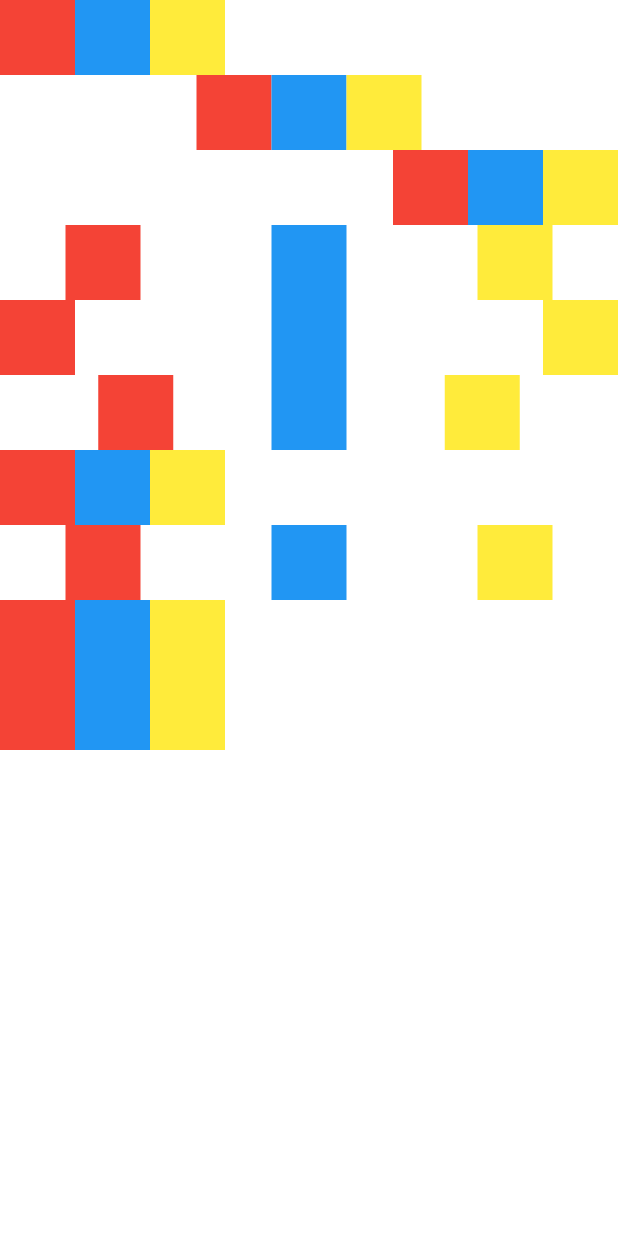
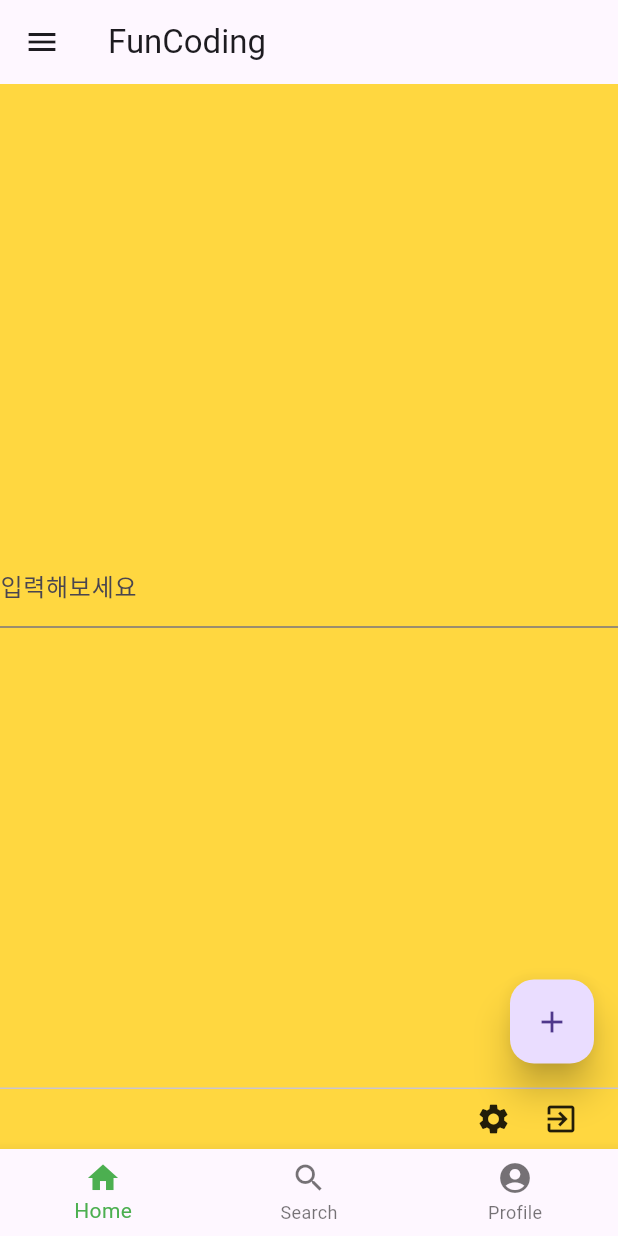
Before and after one commit to Chujer/WebStudy, a Flutter app: the screen it shows after launch, on a phone screen of 412 x 824 dp. Run offline on Flutter 3.47's test engine with Material 3 defaults, Android fonts, the phone set to English and light mode, and no system bars.

Commit message:
2025-11-13 Scaffold

```diff
--- a/Flutter/lib/main.dart
+++ b/Flutter/lib/main.dart
@@ -9,153 +9,61 @@ class MyApp extends StatelessWidget {
 
   @override
   Widget build(BuildContext context) {
-    return Column(
-      children: [
-        Row(
-          textDirection: TextDirection.ltr,
-          mainAxisAlignment: MainAxisAlignment.start,
-          children: [
-            Container(color: Colors.red, width: 50,height: 50),
-            Container(color: Colors.blue, width: 50,height: 50),
-            Container(color: Colors.yellow, width: 50,height: 50),
+    return MaterialApp(
+      theme: ThemeData(primarySwatch: Colors.blue),
+      debugShowCheckedModeBanner: false,
+      home: Scaffold(
+        appBar: AppBar(
+          title : Text('FunCoding'),
+        ),    /// 화면의 상단에 있는 앱 바
+        body: const Center(
+          child: TextField(
+            decoration:InputDecoration(labelText: "입력해보세요"),
+          ),
+        ),    /// 화면의 기본 내용, 일반적으로 위젯의 목록
+        floatingActionButton: FloatingActionButton(
+          elevation: 10.0,
+          child: Icon(Icons.add),
+          onPressed: (){
+          },
+        ),      /// 인터페이스 위에 떠있는 부가 버튼
+        drawer: Drawer(
+          child: ListView(
+            children: [
+              ListTile(title: Text('Item 1'),),
+              ListTile(title: Text('Item 2'),)
+            ],
+          ),
+        ),      /// Scaffold 위젯의 사이드 메뉴
+        persistentFooterButtons: [
+          Icon(Icons.settings),
+          SizedBox(width: 5,),
+          Icon(Icons.exit_to_app),
+          SizedBox(width: 10,),
+        ],      /// 화면 하단에 표시되는 버튼의 행
+        bottomNavigationBar: BottomNavigationBar(
+          currentIndex: 0,
+          fixedColor: Colors.green,
+          items: [
+            BottomNavigationBarItem(
+                label: "Home",
+                icon: Icon(Icons.home)
+            ),
+            BottomNavigationBarItem(
+                label: "Search",
+                icon: Icon(Icons.search)
+            ),
+            BottomNavigationBarItem(
+                label: "Profile",
+                icon: Icon(Icons.account_circle)
+            ),
           ],
-        ),
-        Row(
-          textDirection: TextDirection.ltr,
-          mainAxisAlignment: MainAxisAlignment.center,
-          children: [
-            Container(color: Colors.red, width: 50,height: 50),
-            Container(color: Colors.blue, width: 50,height: 50),
-            Container(color: Colors.yellow, width: 50,height: 50),
-          ],
-        ),
-        Row(
-          textDirection: TextDirection.ltr,
-          mainAxisAlignment: MainAxisAlignment.end,
-          children: [
-            Container(color: Colors.red, width: 50,height: 50),
-            Container(color: Colors.blue, width: 50,height: 50),
-            Container(color: Colors.yellow, width: 50,height: 50),
-          ],
-        ),
-        Row(
-          textDirection: TextDirection.ltr,
-          mainAxisAlignment: MainAxisAlignment.spaceAround,
-          children: [
-            Container(color: Colors.red, width: 50,height: 50),
-            Container(color: Colors.blue, width: 50,height: 50),
-            Container(color: Colors.yellow, width: 50,height: 50),
-          ],
-        ),
-        Row(
-          textDirection: TextDirection.ltr,
-          mainAxisAlignment: MainAxisAlignment.spaceBetween,
-          children: [
-            Container(color: Colors.red, width: 50,height: 50),
-            Container(color: Colors.blue, width: 50,height: 50),
-            Container(color: Colors.yellow, width: 50,height: 50),
-          ],
-        ),
-        Row(
-          textDirection: TextDirection.ltr,
-          mainAxisAlignment: MainAxisAlignment.spaceEvenly,
-          children: [
-            Container(color: Colors.red, width: 50,height: 50),
-            Container(color: Colors.blue, width: 50,height: 50),
-            Container(color: Colors.yellow, width: 50,height: 50),
-          ],
-        ),
-        Row(
-          textDirection: TextDirection.ltr,
-          mainAxisAlignment: MainAxisAlignment.start,
-          children: [
-            Container(color: Colors.red, width: 50,height: 50),
-            Container(color: Colors.blue, width: 50,height: 50),
-            Container(color: Colors.yellow, width: 50,height: 50),
-          ],
-        ),
-        Row(
-          textDirection: TextDirection.ltr,
-          mainAxisAlignment: MainAxisAlignment.spaceAround,
-          children: [
-            Container(color: Colors.red, width: 50,height: 50),
-            Container(color: Colors.blue, width: 50,height: 50),
-            Container(color: Colors.yellow, width: 50,height: 50),
-          ],
-        ),
-        Row(
-          textDirection: TextDirection.ltr,
-          mainAxisAlignment: MainAxisAlignment.start,
-          children: [
-            Container(color: Colors.red, width: 50,height: 50),
-            Container(color: Colors.blue, width: 50,height: 50),
-            Container(color: Colors.yellow, width: 50,height: 50),
-          ],
-        ),
-        Row(
-          textDirection: TextDirection.ltr,
-          mainAxisAlignment: MainAxisAlignment.start,
-          children: [
-            Container(color: Colors.red, width: 50,height: 50),
-            Container(color: Colors.blue, width: 50,height: 50),
-            Container(color: Colors.yellow, width: 50,height: 50),
-          ],
-        ),
+          onTap: (int indexOfItem){},
+        ),      /// 화면 하단에 표시되는 네비게이션 바
+        backgroundColor: Colors.amberAccent,      /// 스캔폴드의 배경색
+        resizeToAvoidBottomInset: false,      /// 스크린 키보드를 피하기 위해 body의 크기를 자동으로 조절할지 여부를 설정(디폴트 true)
+      ),
 
-      ],
     );
   }
 }
-
-
-
-//TODO: 2025.11.11 : Row
-// class MyApp extends StatelessWidget {
-//   const MyApp({super.key});
-//
-//   @override
-//   Widget build(BuildContext context) {
-//     return Row(
-//       textDirection: TextDirection.ltr,
-//       children: [
-//         Container(
-//           color:Colors.deepOrange,
-//           width: 50,
-//           height: 50,
-//           margin: const EdgeInsets.all(10),
-//         ),
-//         Container(
-//           color:Colors.blueAccent,
-//           width: 50,
-//           height: 50,
-//           margin: const EdgeInsets.all(10),
-//         ),
-//       ],
-//     );
-//   }
-// }
-
-
-//TODO : 2025.11.11 Container와 Border
-// class MyApp extends StatelessWidget {
-//   const MyApp({super.key});
-//
-//   @override
-//   Widget build(BuildContext context) {
-//     return Container(
-//       margin: EdgeInsets.all(10),
-//       decoration: BoxDecoration(
-//         borderRadius: BorderRadius.all(Radius.circular(10)),
-//         color: Colors.blueAccent,
-//         border: Border.all(
-//           color:Colors.black,
-//           width: 5,
-//         )
-//       ),
-//       child: Center(
-//         child : Text("Hello world", textDirection: TextDirection.ltr,)
-//         //child: Icon(Icons.star, textDirection: TextDirection.ltr,)
-//       ),
-//     );
-//   }
-// }
```
